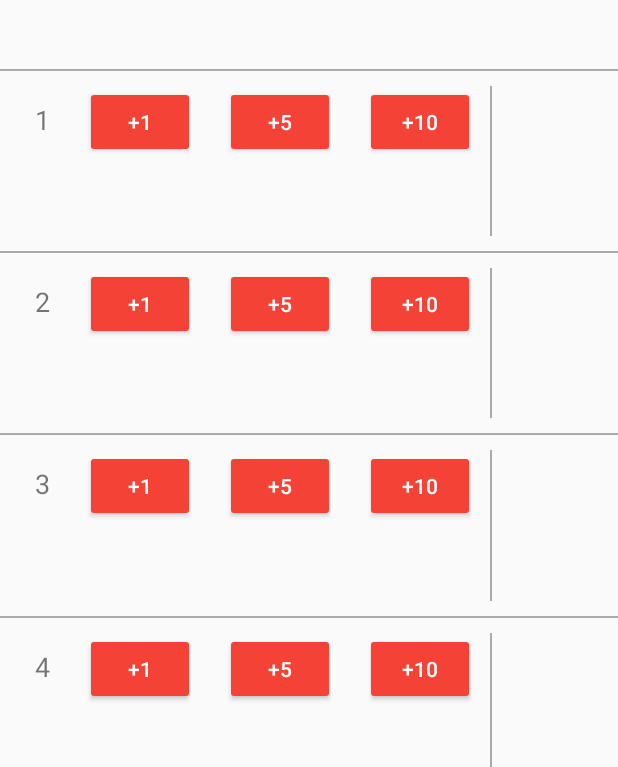
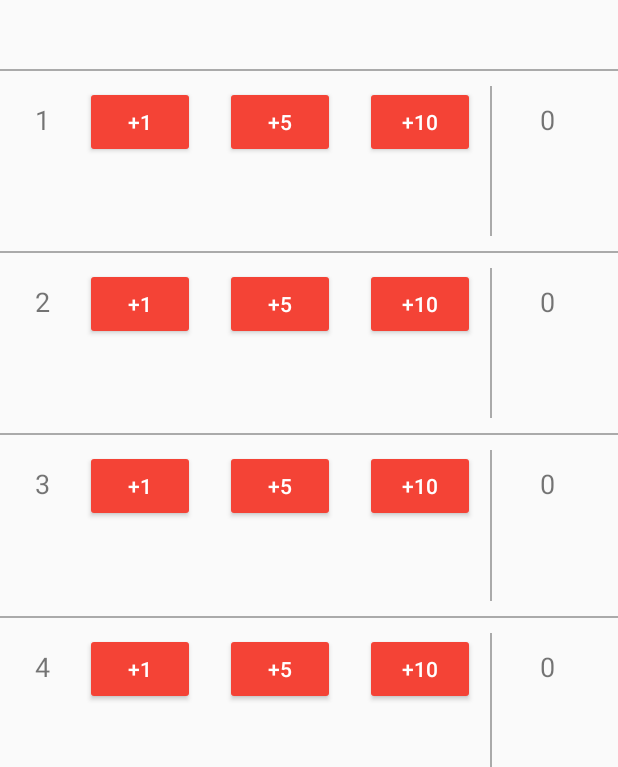
Before and after one commit to piksa13/ScoreKeeper, an Android app: the layout activity_main.xml on its own in the app's theme, with its tools: preview values and no code run, on a phone screen of 412 x 824 dp. Shown: the part 291-1058 px from the top of the screen. Run offline under Robolectric (Android 15) with nearby library versions, the phone set to English and light mode, and no system bars.

Commit message:
Dimens, Strings xml files added. onSaveInstanceState unresolved

```diff
--- a/app/src/main/AndroidManifest.xml
+++ b/app/src/main/AndroidManifest.xml
@@ -5,7 +5,7 @@
     <application
         android:allowBackup="true"
         android:icon="@mipmap/ic_launcher"
-        android:label="@string/app_name"
+        android:label="ScoreKeeper"
         android:supportsRtl="true"
         android:theme="@style/AppTheme">
         <activity android:name=".MainActivity">
--- a/app/src/main/java/com/example/android/scorekeeper/MainActivity.java
+++ b/app/src/main/java/com/example/android/scorekeeper/MainActivity.java
@@ -5,12 +5,14 @@ import android.support.v7.app.AppCompatActivity;
 import android.view.View;
 import android.widget.TextView;
 
+import static com.example.android.scorekeeper.R.id.score1;
+
 public class MainActivity extends AppCompatActivity {
 
     int score, score2, score3, score4;
 
     public void displayForPlayer1(int score) {
-        TextView scoreView = (TextView) findViewById(R.id.score1);
+        TextView scoreView = (TextView) findViewById(score1);
         scoreView.setText(String.valueOf(score));
     }
     public void displayForPlayer2(int score) {
@@ -25,15 +27,29 @@ public class MainActivity extends AppCompatActivity {
         TextView scoreView = (TextView) findViewById(R.id.score4);
         scoreView.setText(String.valueOf(score));
     }
-
     protected void onCreate(Bundle savedInstanceState) {
         super.onCreate(savedInstanceState);
         setContentView(R.layout.activity_main);
-        displayForPlayer1(0);
-        displayForPlayer2(0);
-        displayForPlayer3(0);
-        displayForPlayer4(0);
     }
+    @Override
+    public void onSaveInstanceState(Bundle savedInstanceState) {
+        savedInstanceState.putInt("score", score);
+        savedInstanceState.putInt("score2", score2);
+        savedInstanceState.putInt("score3", score3);
+        savedInstanceState.putInt("score4", score4);
+        // Always call the superclass so it can save the view hierarchy state
+        super.onSaveInstanceState(savedInstanceState);
+    }
+
+    @Override
+    protected void onRestoreInstanceState(Bundle savedInstanceState) {
+        super.onRestoreInstanceState(savedInstanceState);
+        score = savedInstanceState.getInt("score");
+        score2 = savedInstanceState.getInt("score2");
+        score3 = savedInstanceState.getInt("score3");
+        score4 = savedInstanceState.getInt("score4");
+    }
+
     public void plusOne1 (View view){
         score += 1;
         displayForPlayer1(score);
--- a/app/src/main/res/layout/activity_main.xml
+++ b/app/src/main/res/layout/activity_main.xml
@@ -13,308 +13,333 @@
         tools:context="com.example.android.scorekeeper.MainActivity">
 
         <LinearLayout
+            android:id="@+id/table"
             android:layout_width="match_parent"
             android:layout_height="match_parent"
-        android:orientation="vertical"
-        android:id="@+id/table">
+            android:orientation="vertical">
 
             <ImageView
-            android:layout_height="0dp"
                 android:layout_width="match_parent"
+                android:layout_height="@dimen/zero"
+                android:layout_weight="1"
+                android:cropToPadding="true"
                 android:gravity="center"
-            android:src = "@drawable/banner1"
-            android:layout_weight="1"
-            android:cropToPadding="true"/>
+                android:src="@drawable/banner1" />
 
             <LinearLayout
                 android:layout_width="match_parent"
-            android:layout_height="0dp"
+                android:layout_height="@dimen/zero"
                 android:layout_weight="1"
+                android:gravity="center_vertical"
                 android:orientation="horizontal"
-            android:padding="10dp"
-            android:gravity="center_vertical">
+                android:padding="@dimen/ten">
 
                 <TextView
                     android:id="@+id/players"
-                android:layout_width="0dp"
+                    android:layout_width="@dimen/zero"
                     android:layout_height="wrap_content"
                     android:layout_weight="3"
                     android:text="PLAYER"
-                android:textSize="14sp"/>
+                    android:textSize="@dimen/textsize14" />
 
                 <TextView
                     android:id="@+id/points"
-                android:layout_width="0dp"
+                    android:layout_width="@dimen/zero"
                     android:layout_height="wrap_content"
                     android:layout_weight="11"
+                    android:gravity="center"
                     android:text="POINTS"
-                android:textSize="16sp"
-                android:gravity="center"/>
+                    android:textSize="@dimen/textsize16" />
 
                 <TextView
                     android:id="@+id/score"
-                android:layout_width="0dp"
+                    android:layout_width="@dimen/zero"
                     android:layout_height="wrap_content"
                     android:layout_weight="4"
+                    android:gravity="center"
                     android:text="SCORE"
-                android:textSize="16sp"
-                android:gravity="center"/>
+                    android:textSize="@dimen/textsize16" />
 
             </LinearLayout>
+
             <View
                 android:layout_width="match_parent"
-            android:layout_height="1dp"
-            android:background="@android:color/darker_gray"/>
+                android:layout_height="@dimen/one"
+                android:background="@android:color/darker_gray" />
+
             <LinearLayout
                 android:layout_width="match_parent"
-            android:layout_height="0dp"
+                android:layout_height="@dimen/zero"
                 android:layout_weight="1"
                 android:orientation="horizontal"
-            android:padding="10dp">
+                android:padding="@dimen/ten">
 
                 <TextView
-                android:id="@+id/players"
-                android:layout_width="0dp"
+                    android:layout_width="@dimen/zero"
                     android:layout_height="wrap_content"
                     android:layout_weight="2"
+                    android:gravity="center"
                     android:text="1"
-                android:textSize="18dp"
-                android:gravity="center"/>
+                    android:textSize="@dimen/textsize18" />
+
                 <Button
-                android:layout_width="0dp"
+                    android:layout_width="@dimen/zero"
                     android:layout_height="wrap_content"
+                    android:layout_marginLeft="@dimen/ten"
+                    android:layout_marginRight="@dimen/ten"
                     android:layout_weight="4"
-                android:text="+1"
                     android:onClick="plusOne1"
-                android:layout_marginLeft="10dp"
-                android:layout_marginRight="10dp"
+                    android:text="@string/plus_one"
                     android:textColor="@android:color/white" />
+
                 <Button
-                android:layout_width="0dp"
+                    android:layout_width="@dimen/zero"
                     android:layout_height="wrap_content"
+                    android:layout_marginLeft="@dimen/ten"
+                    android:layout_marginRight="@dimen/ten"
                     android:layout_weight="4"
-                android:text="+5"
                     android:onClick="plusFive1"
-                android:layout_marginLeft="10dp"
-                android:layout_marginRight="10dp"
-                android:textColor="@android:color/white"/>
+                    android:text="@string/plus_five"
+                    android:textColor="@android:color/white" />
+
                 <Button
-                android:layout_width="0dp"
+                    android:layout_width="@dimen/zero"
                     android:layout_height="wrap_content"
+                    android:layout_marginLeft="@dimen/ten"
+                    android:layout_marginRight="@dimen/ten"
                     android:layout_weight="4"
-                android:text="+10"
                     android:onClick="plusTen1"
-                android:layout_marginLeft="10dp"
-                android:layout_marginRight="10dp"
-                android:textColor="@android:color/white"/>
+                    android:text="@string/plus_ten"
+                    android:textColor="@android:color/white" />
+
                 <View
-                android:layout_width="1dp"
+                    android:layout_width="@dimen/one"
                     android:layout_height="match_parent"
-                android:background="@android:color/darker_gray"/>
+                    android:background="@android:color/darker_gray" />
 
                 <TextView
                     android:id="@+id/score1"
-                android:layout_width="0dp"
+                    android:layout_width="@dimen/zero"
                     android:layout_height="wrap_content"
                     android:layout_weight="4"
-                android:textSize="18dp"
-                android:gravity="center"/>
+                    android:gravity="center"
+                    android:textSize="@dimen/textsize18"
+                    android:text="0"/>
 
             </LinearLayout>
+
             <View
                 android:layout_width="match_parent"
-            android:layout_height="1dp"
-            android:background="@android:color/darker_gray"/>
+                android:layout_height="@dimen/one"
+                android:background="@android:color/darker_gray" />
+
             <LinearLayout
                 android:layout_width="match_parent"
-            android:layout_height="0dp"
+                android:layout_height="@dimen/zero"
                 android:layout_weight="1"
                 android:orientation="horizontal"
-            android:padding="10dp">
+                android:padding="@dimen/ten">
 
                 <TextView
-                android:id="@+id/players"
-                android:layout_width="0dp"
+                    android:layout_width="@dimen/zero"
                     android:layout_height="wrap_content"
                     android:layout_weight="2"
+                    android:gravity="center"
                     android:text="2"
-                android:textSize="18dp"
-                android:gravity="center"/>
+                    android:textSize="@dimen/textsize18" />
+
                 <Button
-                android:layout_width="0dp"
+                    android:layout_width="@dimen/zero"
                     android:layout_height="wrap_content"
+                    android:layout_marginLeft="@dimen/ten"
+                    android:layout_marginRight="@dimen/ten"
                     android:layout_weight="4"
-                android:text="+1"
                     android:onClick="plusOne2"
-                android:layout_marginLeft="10dp"
-                android:layout_marginRight="10dp"
+                    android:text="@string/plus_one"
                     android:textColor="@android:color/white" />
+
                 <Button
-                android:layout_width="0dp"
+                    android:layout_width="@dimen/zero"
                     android:layout_height="wrap_content"
+                    android:layout_marginLeft="@dimen/ten"
+                    android:layout_marginRight="@dimen/ten"
                     android:layout_weight="4"
-                android:text="+5"
                     android:onClick="plusFive2"
-                android:layout_marginLeft="10dp"
-                android:layout_marginRight="10dp"
-                android:textColor="@android:color/white"/>
+                    android:text="@string/plus_five"
+                    android:textColor="@android:color/white" />
+
                 <Button
-                android:layout_width="0dp"
+                    android:layout_width="@dimen/zero"
                     android:layout_height="wrap_content"
+                    android:layout_marginLeft="@dimen/ten"
+                    android:layout_marginRight="@dimen/ten"
                     android:layout_weight="4"
-                android:text="+10"
                     android:onClick="plusTen2"
-                android:layout_marginLeft="10dp"
-                android:layout_marginRight="10dp"
-                android:textColor="@android:color/white"/>
+                    android:text="@string/plus_ten"
+                    android:textColor="@android:color/white" />
+
                 <View
-                android:layout_width="1dp"
+                    android:layout_width="@dimen/one"
                     android:layout_height="match_parent"
-                android:background="@android:color/darker_gray"/>
+                    android:background="@android:color/darker_gray" />
 
                 <TextView
                     android:id="@+id/score2"
-                android:layout_width="0dp"
+                    android:layout_width="@dimen/zero"
                     android:layout_height="wrap_content"
                     android:layout_weight="4"
-                android:textSize="18dp"
-                android:gravity="center"/>
+                    android:gravity="center"
+                    android:textSize="@dimen/textsize18"
+                    android:text="0"/>
 
             </LinearLayout>
+
             <View
                 android:layout_width="match_parent"
-            android:layout_height="1dp"
-            android:background="@android:color/darker_gray"/>
+                android:layout_height="@dimen/one"
+                android:background="@android:color/darker_gray" />
+
             <LinearLayout
                 android:layout_width="match_parent"
-            android:layout_height="0dp"
+                android:layout_height="@dimen/zero"
                 android:layout_weight="1"
                 android:orientation="horizontal"
-            android:padding="10dp">
+                android:padding="@dimen/ten">
 
                 <TextView
-                android:id="@+id/players"
-                android:layout_width="0dp"
+                    android:layout_width="@dimen/zero"
                     android:layout_height="wrap_content"
                     android:layout_weight="2"
+                    android:gravity="center"
                     android:text="3"
-                android:textSize="18dp"
-                android:gravity="center"/>
+                    android:textSize="@dimen/textsize18" />
+
                 <Button
-                android:layout_width="0dp"
+                    android:layout_width="@dimen/zero"
                     android:layout_height="wrap_content"
+                    android:layout_marginLeft="@dimen/ten"
+                    android:layout_marginRight="@dimen/ten"
                     android:layout_weight="4"
-                android:text="+1"
                     android:onClick="plusOne3"
-                android:layout_marginLeft="10dp"
-                android:layout_marginRight="10dp"
+                    android:text="@string/plus_one"
                     android:textColor="@android:color/white" />
+
                 <Button
-                android:layout_width="0dp"
+                    android:layout_width="@dimen/zero"
                     android:layout_height="wrap_content"
+                    android:layout_marginLeft="@dimen/ten"
+                    android:layout_marginRight="@dimen/ten"
                     android:layout_weight="4"
-                android:text="+5"
                     android:onClick="plusFive3"
-                android:layout_marginLeft="10dp"
-                android:layout_marginRight="10dp"
-                android:textColor="@android:color/white"/>
+                    android:text="@string/plus_five"
+                    android:textColor="@android:color/white" />
+
                 <Button
-                android:layout_width="0dp"
+                    android:layout_width="@dimen/zero"
                     android:layout_height="wrap_content"
+                    android:layout_marginLeft="@dimen/ten"
+                    android:layout_marginRight="@dimen/ten"
                     android:layout_weight="4"
-                android:text="+10"
                     android:onClick="plusTen3"
-                android:layout_marginLeft="10dp"
-                android:layout_marginRight="10dp"
-                android:textColor="@android:color/white"/>
+                    android:text="@string/plus_ten"
+                    android:textColor="@android:color/white" />
+
                 <View
-                android:layout_width="1dp"
+                    android:layout_width="@dimen/one"
                     android:layout_height="match_parent"
-                android:background="@android:color/darker_gray"/>
+                    android:background="@android:color/darker_gray" />
 
                 <TextView
                     android:id="@+id/score3"
-                android:layout_width="0dp"
+                    android:layout_width="@dimen/zero"
                     android:layout_height="wrap_content"
                     android:layout_weight="4"
-                android:textSize="18dp"
-                android:gravity="center"/>
+                    android:gravity="center"
+                    android:textSize="@dimen/textsize18"
+                    android:text="0"/>
 
             </LinearLayout>
+
             <View
                 android:layout_width="match_parent"
-            android:layout_height="1dp"
-            android:background="@android:color/darker_gray"/>
+                android:layout_height="@dimen/one"
+                android:background="@android:color/darker_gray" />
+
             <LinearLayout
                 android:layout_width="match_parent"
-            android:layout_height="0dp"
+                android:layout_height="@dimen/zero"
                 android:layout_weight="1"
                 android:orientation="horizontal"
-            android:padding="10dp">
+                android:padding="@dimen/ten">
 
                 <TextView
-                android:id="@+id/players"
-                android:layout_width="0dp"
+                    android:layout_width="@dimen/zero"
                     android:layout_height="wrap_content"
                     android:layout_weight="2"
+                    android:gravity="center"
                     android:text="4"
-                android:textSize="18dp"
-                android:gravity="center"/>
+                    android:textSize="@dimen/textsize18" />
+
                 <Button
-                android:layout_width="0dp"
+                    android:layout_width="@dimen/zero"
                     android:layout_height="wrap_content"
+                    android:layout_marginLeft="@dimen/ten"
+                    android:layout_marginRight="@dimen/ten"
                     android:layout_weight="4"
-                android:text="+1"
                     android:onClick="plusOne4"
-                android:layout_marginLeft="10dp"
-                android:layout_marginRight="10dp"
+                    android:text="@string/plus_one"
                     android:textColor="@android:color/white" />
+
                 <Button
-                android:layout_width="0dp"
+                    android:layout_width="@dimen/zero"
                     android:layout_height="wrap_content"
+                    android:layout_marginLeft="@dimen/ten"
+                    android:layout_marginRight="@dimen/ten"
                     android:layout_weight="4"
-                android:text="+5"
                     android:onClick="plusFive4"
-                android:layout_marginLeft="10dp"
-                android:layout_marginRight="10dp"
-                android:textColor="@android:color/white"/>
+                    android:text="@string/plus_five"
+                    android:textColor="@android:color/white" />
+
                 <Button
-                android:layout_width="0dp"
+                    android:layout_width="@dimen/zero"
                     android:layout_height="wrap_content"
+                    android:layout_marginLeft="@dimen/ten"
+                    android:layout_marginRight="@dimen/ten"
                     android:layout_weight="4"
-                android:text="+10"
                     android:onClick="plusTen4"
-                android:layout_marginLeft="10dp"
-                android:layout_marginRight="10dp"
-                android:textColor="@android:color/white"/>
+                    android:text="@string/plus_ten"
+                    android:textColor="@android:color/white" />
+
                 <View
-                android:layout_width="1dp"
+                    android:layout_width="@dimen/one"
                     android:layout_height="match_parent"
-                android:background="@android:color/darker_gray"/>
+                    android:background="@android:color/darker_gray" />
 
                 <TextView
                     android:id="@+id/score4"
-                android:layout_width="0dp"
+                    android:layout_width="@dimen/zero"
                     android:layout_height="wrap_content"
                     android:layout_weight="4"
-                android:textSize="18dp"
-                android:gravity="center"/>
+                    android:gravity="center"
+                    android:textSize="@dimen/textsize18"
+                    android:text="0"/>
 
             </LinearLayout>
+
             <View
                 android:layout_width="match_parent"
-            android:layout_height="1dp"
-            android:background="@android:color/darker_gray"/>
+                android:layout_height="@dimen/one"
+                android:background="@android:color/darker_gray" />
 
             <Button
+                android:id="@+id/reset"
                 android:layout_width="wrap_content"
                 android:layout_height="wrap_content"
                 android:layout_gravity="center_horizontal"
                 android:layout_margin="24dp"
+                android:onClick="reset"
                 android:text="RESET"
-            android:onClick="reset"
-            android:textColor="@android:color/white"
-            android:id="@+id/reset"/>
+                android:textColor="@android:color/white" />
         </LinearLayout>
 
     </RelativeLayout>
--- a/app/src/main/res/values/dimens.xml
+++ b/app/src/main/res/values/dimens.xml
@@ -1,5 +1,9 @@
 <resources>
     <!-- Default screen margins, per the Android Design guidelines. -->
-    <dimen name="activity_horizontal_margin">16dp</dimen>
-    <dimen name="activity_vertical_margin">16dp</dimen>
+    <dimen name="zero">0dp</dimen>
+    <dimen name="one">1dp</dimen>
+    <dimen name="ten">10dp</dimen>
+    <dimen name="textsize14">14sp</dimen>
+    <dimen name="textsize16">16sp</dimen>
+    <dimen name="textsize18">18sp</dimen>
 </resources>
--- a/app/src/main/res/values/strings.xml
+++ b/app/src/main/res/values/strings.xml
@@ -1,3 +1,5 @@
 <resources>
-    <string name="app_name">Score Keeper</string>
+    <string name="plus_one">+1</string>
+    <string name="plus_five">+5</string>
+    <string name="plus_ten">+10</string>
 </resources>
```
Lines whose indentation alone changed are shown as unchanged.
